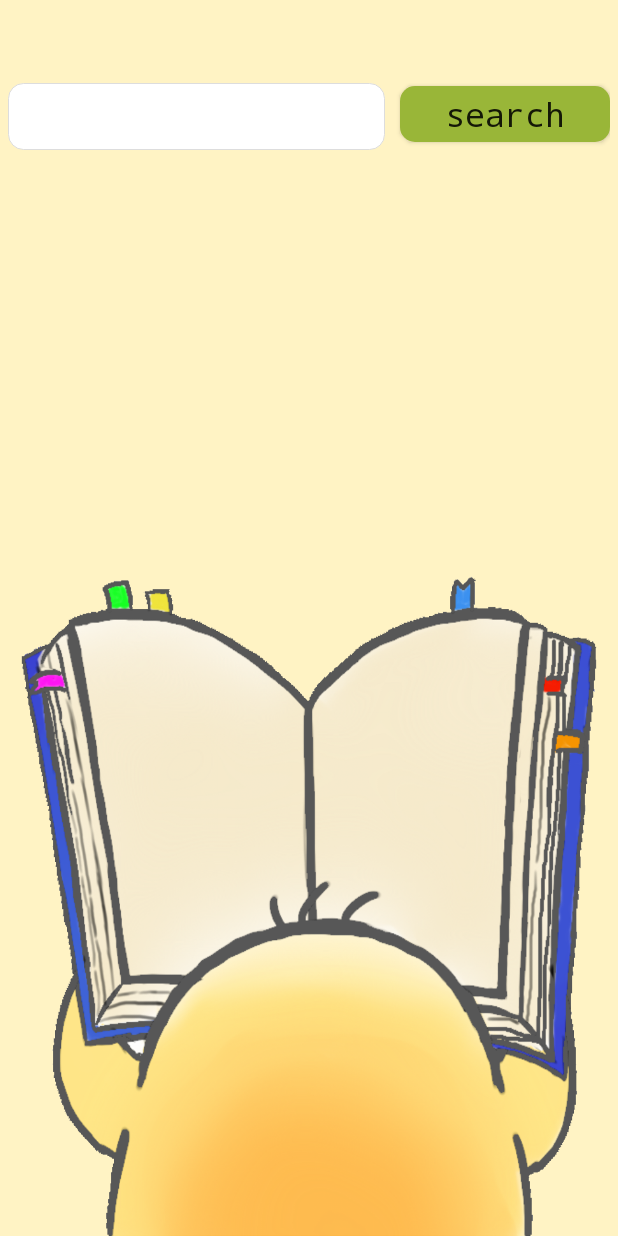
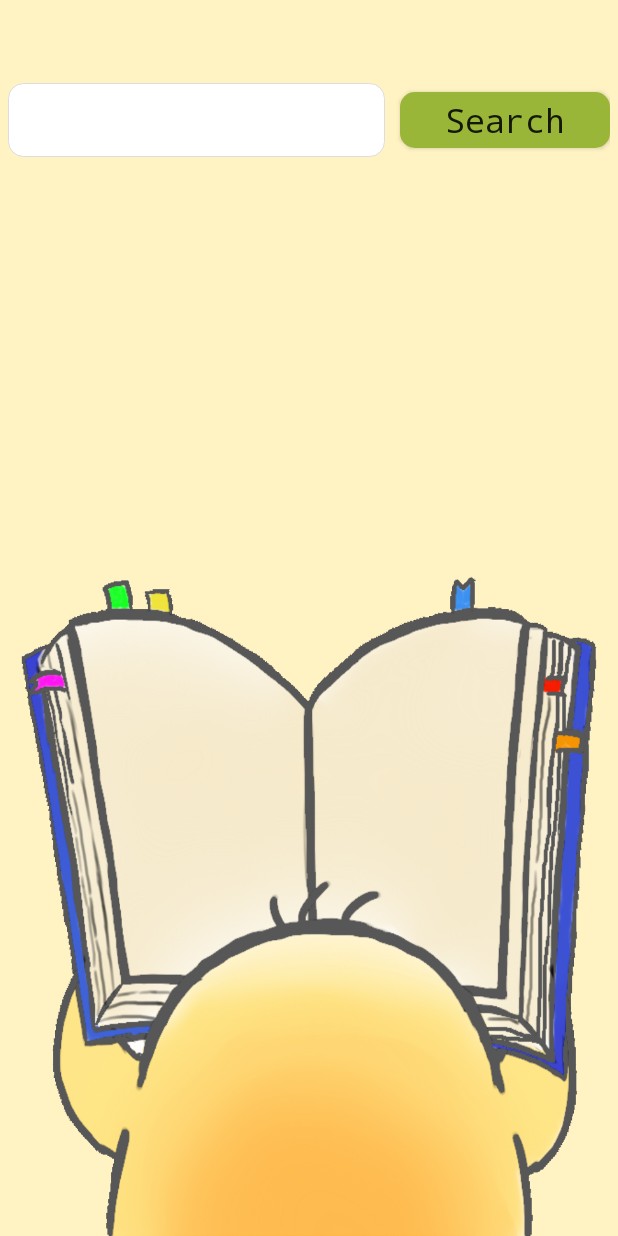
Before and after one commit to aiyzod/vocabulary_test, an Android app: the StudyActivity screen opened directly, with no data from a screen before it, on a phone screen of 412 x 824 dp. Run offline under Robolectric (Android 15) with nearby library versions, the phone set to English and light mode, and no system bars; Roboto replaces fonts that are not available here; 3 statements that could not run were skipped.

Commit message:
Codestyle fix

```diff
--- a/app/src/main/java/com/example/asus/learningenglish/MenuActivity.java
+++ b/app/src/main/java/com/example/asus/learningenglish/MenuActivity.java
@@ -7,6 +7,7 @@ import android.graphics.Typeface;
 import android.support.v7.app.AppCompatActivity;
 import android.os.Bundle;
 import android.view.View;
+import android.widget.EditText;
 import android.widget.ImageView;
 import android.widget.TextView;
 
@@ -41,10 +42,9 @@ public class MenuActivity extends AppCompatActivity {
     }
 
     private void openDialog() {
-        new AlertDialog.Builder(this).setTitle("Test").setMessage("Hello World!").setPositiveButton("OK", new DialogInterface.OnClickListener() {
+        new AlertDialog.Builder(this).setTitle("Your name:").setView(new EditText(this)).setPositiveButton("OK", new DialogInterface.OnClickListener() {
             @Override
             public void onClick(DialogInterface dialog, int which) {
-
             }
         }).show();
     }
--- a/app/src/main/java/com/example/asus/learningenglish/StudyActivity.java
+++ b/app/src/main/java/com/example/asus/learningenglish/StudyActivity.java
@@ -15,7 +15,6 @@ public class StudyActivity extends AppCompatActivity {
 
     private TextView q_search;
     private TextView q_chinese;
-    private Button search;
     private EditText vocabulary;
 
     @Override
@@ -30,41 +29,36 @@ public class StudyActivity extends AppCompatActivity {
         q_chinese = this.findViewById(R.id.q_chinese);
         q_chinese.setTypeface(Typeface.createFromAsset(getAssets(), "setofont.ttf"));
 
-        search = findViewById(R.id.btn_search);
-        search.setOnClickListener(findvocabulary);
+        Button search = findViewById(R.id.btn_search);
+        search.setOnClickListener(findVocabulary);
+        search.setTypeface(Typeface.createFromAsset(getAssets(), "setofont.ttf"));
 
 
         vocabulary = findViewById(R.id.et_vocabulary);
     }
-    private View.OnClickListener findvocabulary = new View. OnClickListener() {
+
+    private View.OnClickListener findVocabulary = new View.OnClickListener() {
 
         @Override
 
         public void onClick(View v) {
-            String input_str = vocabulary.getText().toString().toLowerCase();
+            String input_str = vocabulary.getText().toString().toLowerCase().replaceAll(" ", "");
 
             Cursor cursor = MainActivity.db.rawQuery("select * from " + DBOpenHelper.DATABASE_TABLE + " where english ='" + input_str + "';", null);
 
             cursor.moveToFirst();
 
-            Cursor mcursor = cursor;
-
-            if( mcursor!=null && mcursor.getCount() > 0) {
-
+            if (cursor.getCount() > 0) {
                 String word_english = cursor.getString(1);
                 String word_chinese = cursor.getString(2);
+                q_chinese.setText(word_chinese);
                 q_search.setText(word_english);
-                q_chinese.setText(word_chinese);
-
             } else {
-
                 q_chinese.setText("查無此單字");
                 q_search.setText("");
             }
 
-
-
+            cursor.close();
         }
     };
-
 }
--- a/app/src/main/res/drawable/shape_submit_btn.xml
+++ b/app/src/main/res/drawable/shape_submit_btn.xml
@@ -2,8 +2,8 @@
 <shape xmlns:android="http://schemas.android.com/apk/res/android"
     android:shape="rectangle">
 
-    <solid android:color="#99b638"/>
+    <solid android:color="#99b638" />
 
-    <corners android:radius="10dp"/>
+    <corners android:radius="10dp" />
 
 </shape>
--- a/app/src/main/res/layout/activity_study.xml
+++ b/app/src/main/res/layout/activity_study.xml
@@ -23,20 +23,22 @@
                 android:id="@+id/et_vocabulary"
                 android:layout_width="247dp"
                 android:layout_height="wrap_content"
+                android:layout_marginEnd="10dp"
                 android:layout_weight="1"
                 android:background="@drawable/shape"
                 android:ems="10"
-                android:inputType="textPersonName"
-                android:layout_marginRight="10dp"
-                />
+                android:textSize="22sp"
+                android:inputType="textPersonName" />
 
             <Button
                 android:id="@+id/btn_search"
                 android:layout_width="135dp"
                 android:layout_height="37dp"
                 android:layout_weight="1"
+                android:layout_gravity="center"
+                android:gravity="center"
                 android:background="@drawable/shape_submit_btn"
-                android:text="search"
+                android:text="@string/search"
                 android:textAppearance="@style/TextAppearance.AppCompat.Widget.PopupMenu.Large"
                 android:textSize="22sp"
                 android:typeface="monospace" />
@@ -45,29 +47,30 @@
 
         <LinearLayout
             android:layout_width="match_parent"
-            android:layout_height="match_parent"
+            android:layout_height="0dp"
             android:layout_weight="1"
             android:orientation="vertical">
 
             <TextView
                 android:id="@+id/q_chinese"
-                android:layout_width="155dp"
+                android:layout_width="match_parent"
                 android:layout_height="56dp"
                 android:layout_gravity="center"
+                android:gravity="center"
+                android:layout_marginTop="50dp"
                 android:lineSpacingExtra="18sp"
                 android:textAlignment="center"
-                android:textSize="30sp"
-                android:layout_marginTop="50dp"/>
+                android:textSize="30sp" />
 
             <TextView
                 android:id="@+id/q_search"
-                android:layout_width="200dp"
-                android:layout_height="239dp"
+                android:layout_width="match_parent"
+                android:layout_height="0dp"
                 android:layout_gravity="center"
-
                 android:layout_weight="1"
                 android:textAlignment="center"
-                android:textSize="48sp" />
+                android:textSize="48sp"
+                tools:ignore="NestedWeights" />
         </LinearLayout>
 
     </LinearLayout>
--- a/app/src/main/res/values/strings.xml
+++ b/app/src/main/res/values/strings.xml
@@ -7,4 +7,5 @@
     <string name="q_question">default</string>
     <string name="btn_search">Search</string>
     <string name="TODO">TODO</string>
+    <string name="search">Search</string>
 </resources>
```
Also changed, not shown: app/src/main/res/drawable/shape.xml (+4 -4 lines).
